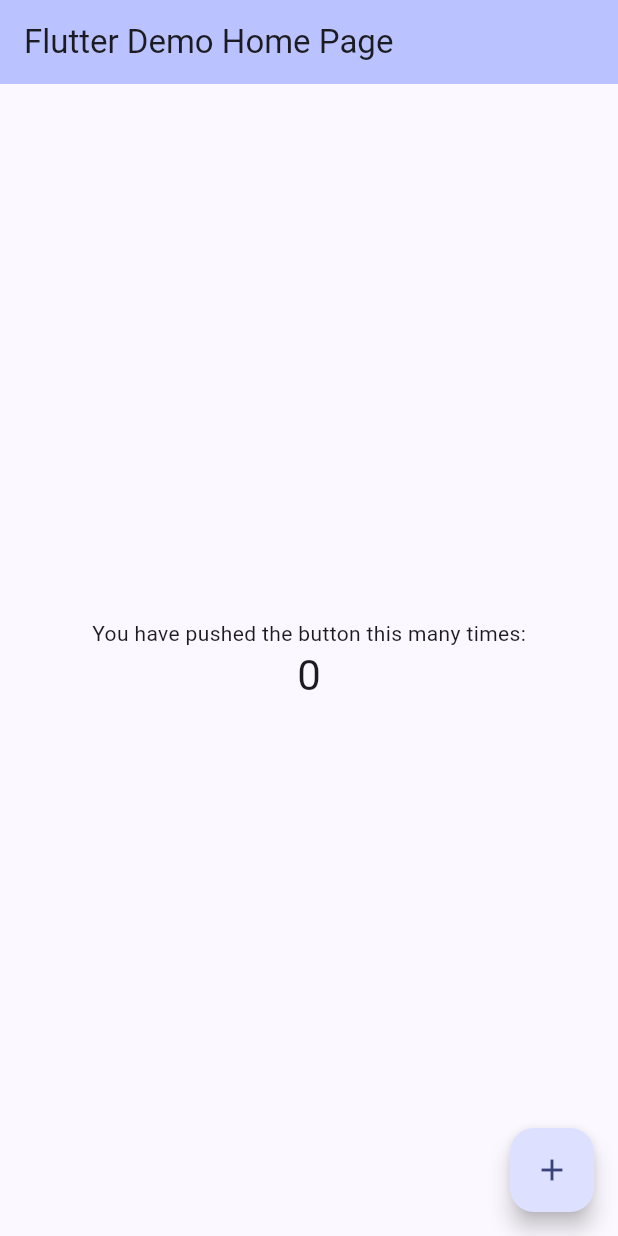
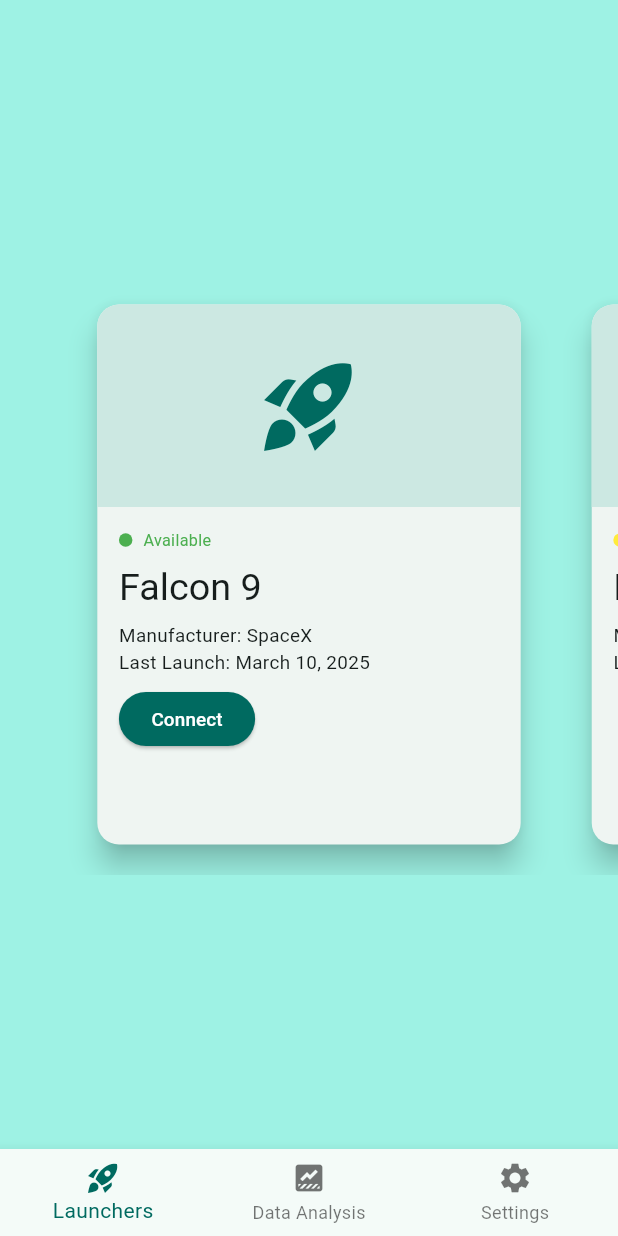
Before and after one commit to carbon-a-rat/skywalker, a Flutter app: the screen it shows after launch, on a phone screen of 412 x 824 dp. Run offline on Flutter 3.47's test engine with Material 3 defaults, Android fonts, the phone set to English and light mode, and no system bars.

Commit message:
feat: add settings and data visualization pages, and implement launcher list with carousel

```diff
--- a/lib/main.dart
+++ b/lib/main.dart
@@ -1,4 +1,7 @@
 import 'package:flutter/material.dart';
+import 'package:skywalker/pages/launcher_list.dart';
+import 'package:skywalker/pages/data_visualization.dart';
+import 'package:skywalker/pages/settings.dart';
 
 void main() {
   runApp(const MyApp());
@@ -13,110 +16,121 @@
     return MaterialApp(
       title: 'Sky Walker',
       theme: ThemeData(
-        // This is the theme of your application.
-        //
-        // TRY THIS: Try running your application with "flutter run". You'll see
-        // the application has a purple toolbar. Then, without quitting the app,
-        // try changing the seedColor in the colorScheme below to Colors.green
-        // and then invoke "hot reload" (save your changes or press the "hot
-        // reload" button in a Flutter-supported IDE, or press "r" if you used
-        // the command line to start the app).
-        //
-        // Notice that the counter didn't reset back to zero; the application
-        // state is not lost during the reload. To reset the state, use hot
-        // restart instead.
-        //
-        // This works for code too, not just values: Most code changes can be
-        // tested with just a hot reload.
-        colorScheme: ColorScheme.fromSeed(seedColor: Colors.indigo),
+        colorScheme: ColorScheme.fromSeed(seedColor: Colors.teal),
       ),
-      home: const MyHomePage(title: 'Flutter Demo Home Page'),
+      home: const MyHomePage(),
     );
   }
 }
 
 class MyHomePage extends StatefulWidget {
-  const MyHomePage({super.key, required this.title});
-
-  // This widget is the home page of your application. It is stateful, meaning
-  // that it has a State object (defined below) that contains fields that affect
-  // how it looks.
-
-  // This class is the configuration for the state. It holds the values (in this
-  // case the title) provided by the parent (in this case the App widget) and
-  // used by the build method of the State. Fields in a Widget subclass are
-  // always marked "final".
-
-  final String title;
+  const MyHomePage({super.key});
 
   @override
   State<MyHomePage> createState() => _MyHomePageState();
 }
 
 class _MyHomePageState extends State<MyHomePage> {
-  int _counter = 0;
-
-  void _incrementCounter() {
-    setState(() {
-      // This call to setState tells the Flutter framework that something has
-      // changed in this State, which causes it to rerun the build method below
-      // so that the display can reflect the updated values. If we changed
-      // _counter without calling setState(), then the build method would not be
-      // called again, and so nothing would appear to happen.
-      _counter++;
-    });
-  }
+  var selectedIndex = 0;
 
   @override
   Widget build(BuildContext context) {
-    // This method is rerun every time setState is called, for instance as done
-    // by the _incrementCounter method above.
-    //
-    // The Flutter framework has been optimized to make rerunning build methods
-    // fast, so that you can just rebuild anything that needs updating rather
-    // than having to individually change instances of widgets.
-    return Scaffold(
-      appBar: AppBar(
-        // TRY THIS: Try changing the color here to a specific color (to
-        // Colors.amber, perhaps?) and trigger a hot reload to see the AppBar
-        // change color while the other colors stay the same.
-        backgroundColor: Theme.of(context).colorScheme.inversePrimary,
-        // Here we take the value from the MyHomePage object that was created by
-        // the App.build method, and use it to set our appbar title.
-        title: Text(widget.title),
-      ),
-      body: Center(
-        // Center is a layout widget. It takes a single child and positions it
-        // in the middle of the parent.
-        child: Column(
-          // Column is also a layout widget. It takes a list of children and
-          // arranges them vertically. By default, it sizes itself to fit its
-          // children horizontally, and tries to be as tall as its parent.
-          //
-          // Column has various properties to control how it sizes itself and
-          // how it positions its children. Here we use mainAxisAlignment to
-          // center the children vertically; the main axis here is the vertical
-          // axis because Columns are vertical (the cross axis would be
-          // horizontal).
-          //
-          // TRY THIS: Invoke "debug painting" (choose the "Toggle Debug Paint"
-          // action in the IDE, or press "p" in the console), to see the
-          // wireframe for each widget.
-          mainAxisAlignment: MainAxisAlignment.center,
-          children: <Widget>[
-            const Text('You have pushed the button this many times:'),
-            Text(
-              '$_counter',
-              style: Theme.of(context).textTheme.headlineMedium,
+    // Define a shared list of navigation items
+    final List<NavigationItem> navigationItems = [
+      NavigationItem(icon: Icons.rocket_launch, label: 'Launchers'),
+      NavigationItem(icon: Icons.data_thresholding, label: 'Data Analysis'),
+      NavigationItem(icon: Icons.settings, label: 'Settings'),
+    ]; // TODO: Move this outside of the build method for better performance (once the list is finalized)
+
+    Widget page;
+    switch (selectedIndex) {
+      case 0:
+        page = LauncherListPage();
+        break;
+      case 1:
+        page = DataVisualizationPage();
+        break;
+      case 2:
+        page = SettingsPage();
+        break;
+      default:
+        throw UnimplementedError('no widget for $selectedIndex');
+    }
+
+    return LayoutBuilder(
+      builder: (context, constraints) {
+        if (constraints.maxWidth >= 600) {
+          // Use NavigationRail for wider screens
+          return Scaffold(
+            body: Row(
+              children: [
+                SafeArea(
+                  child: NavigationRail(
+                    extended: false,
+                    destinations:
+                        navigationItems
+                            .map(
+                              (item) => NavigationRailDestination(
+                                icon: Icon(item.icon),
+                                label: Text(
+                                  item.label,
+                                  style: TextStyle(fontSize: 16),
+                                ),
+                              ),
+                            )
+                            .toList(),
+                    selectedIndex: selectedIndex,
+                    onDestinationSelected: (value) {
+                      setState(() {
+                        selectedIndex = value;
+                      });
+                    },
+                  ),
+                ),
+                Expanded(
+                  child: Container(
+                    color: Theme.of(context).colorScheme.primaryContainer,
+                    child: page,
+                  ),
+                ),
+              ],
             ),
-          ],
-        ),
-      ),
-      floatingActionButton: FloatingActionButton(
-        onPressed: _incrementCounter,
-        tooltip: 'Increment',
-        child: const Icon(Icons.add),
-      ), // This trailing comma makes auto-formatting nicer for build methods.
+          );
+        } else {
+          // Use BottomNavigationBar for narrower screens
+          return Scaffold(
+            body: Container(
+              color: Theme.of(context).colorScheme.primaryContainer,
+              child: page,
+            ),
+            bottomNavigationBar: BottomNavigationBar(
+              currentIndex: selectedIndex,
+              onTap: (value) {
+                setState(() {
+                  selectedIndex = value;
+                });
+              },
+              items:
+                  navigationItems
+                      .map(
+                        (item) => BottomNavigationBarItem(
+                          icon: Icon(item.icon),
+                          label: item.label,
+                        ),
+                      )
+                      .toList(),
+            ),
+          );
+        }
+      },
     );
   }
 }
+
+// Helper class to define navigation items
+class NavigationItem {
+  final IconData icon;
+  final String label;
+
+  NavigationItem({required this.icon, required this.label});
+}
--- /dev/null
+++ b/lib/pages/data_visualization.dart
@@ -0,0 +1,18 @@
+import 'package:flutter/material.dart';
+
+class DataVisualizationPage extends StatelessWidget {
+  const DataVisualizationPage({Key? key});
+
+  @override
+  Widget build(BuildContext context) {
+    return Center(
+      child: Column(
+        mainAxisAlignment: MainAxisAlignment.center,
+        children: const [
+          Icon(Icons.data_thresholding, size: 100),
+          Text('Data Visualization', style: TextStyle(fontSize: 24)),
+        ],
+      ),
+    );
+  }
+}
--- /dev/null
+++ b/lib/pages/launcher_list.dart
@@ -0,0 +1,150 @@
+import 'package:flutter/material.dart';
+
+class LauncherListPage extends StatelessWidget {
+  final List<Map<String, dynamic>> launchers = [
+    {
+      'name': 'Falcon 9',
+      'manufacturer': 'SpaceX',
+      'status': 'Available',
+      'lastLaunch': 'March 10, 2025',
+    },
+    {
+      'name': 'Electron',
+      'manufacturer': 'Rocket Lab',
+      'status': 'Busy',
+      'lastLaunch': 'March 5, 2025',
+    },
+    {
+      'name': 'New Shepard',
+      'manufacturer': 'Blue Origin',
+      'status': 'Offline',
+      'lastLaunch': 'February 20, 2025',
+    },
+  ];
+
+  LauncherListPage({super.key});
+
+  @override
+  Widget build(BuildContext context) {
+    return Center(
+      child: SizedBox(
+        height: 400, // Adjust height for the carousel
+        child: PageView.builder(
+          controller: PageController(
+            viewportFraction: 0.8,
+          ), // Perspective effect
+          itemCount: launchers.length,
+          itemBuilder: (context, index) {
+            final launcher = launchers[index];
+            final statusColor =
+                launcher['status'] == 'Available'
+                    ? Colors.green
+                    : launcher['status'] == 'Busy'
+                    ? Colors.yellow
+                    : Colors.red;
+
+            return Transform.scale(
+              scale: 0.9, // Slight scaling for perspective
+              child: Card(
+                margin: const EdgeInsets.symmetric(horizontal: 8.0),
+                elevation: 8,
+                shape: RoundedRectangleBorder(
+                  borderRadius: BorderRadius.circular(16),
+                ),
+                child: Column(
+                  crossAxisAlignment: CrossAxisAlignment.stretch,
+                  children: [
+                    // Placeholder illustration at the top
+                    Container(
+                      height: 150,
+                      decoration: BoxDecoration(
+                        color:
+                            Theme.of(context)
+                                .colorScheme
+                                .secondaryContainer, // Material Design secondary container color
+                        borderRadius: const BorderRadius.vertical(
+                          top: Radius.circular(16),
+                        ),
+                      ),
+                      child: Center(
+                        child: Icon(
+                          Icons.rocket_launch,
+                          size: 80,
+                          color: Theme.of(context).colorScheme.primary,
+                        ),
+                      ),
+                    ),
+                    Padding(
+                      padding: const EdgeInsets.all(16.0),
+                      child: Column(
+                        crossAxisAlignment: CrossAxisAlignment.start,
+                        children: [
+                          Row(
+                            children: [
+                              // Status color point
+                              Container(
+                                width: 10,
+                                height: 10,
+                                margin: const EdgeInsets.only(right: 8),
+                                decoration: BoxDecoration(
+                                  color:
+                                      statusColor, // Keep dynamic status color
+                                  shape: BoxShape.circle,
+                                ),
+                              ),
+                              // Status text
+                              Text(
+                                launcher['status'],
+                                style: TextStyle(
+                                  color:
+                                      statusColor, // Keep dynamic status color
+                                  fontSize: 12,
+                                ),
+                              ),
+                            ],
+                          ),
+                          const SizedBox(height: 8),
+                          Text(
+                            launcher['name'],
+                            style: Theme.of(context).textTheme.headlineMedium,
+                          ),
+                          const SizedBox(height: 8),
+                          Text(
+                            'Manufacturer: ${launcher['manufacturer']}',
+                            style: Theme.of(context).textTheme.bodyMedium,
+                          ),
+                          Text(
+                            'Last Launch: ${launcher['lastLaunch']}',
+                            style: Theme.of(context).textTheme.bodyMedium,
+                          ),
+                          const SizedBox(height: 8),
+                          if (launcher['status'] == 'Available')
+                            ElevatedButton(
+                              onPressed: () {
+                                // Handle connect action
+                              },
+                              style: ElevatedButton.styleFrom(
+                                backgroundColor:
+                                    Theme.of(
+                                      context,
+                                    ).colorScheme.primary, // Primary color
+                                foregroundColor:
+                                    Theme.of(context)
+                                        .colorScheme
+                                        .onPrimary, // Contrast color for primary
+                              ),
+                              child: const Text('Connect'),
+                            ),
+                        ],
+                      ),
+                    ),
+                  ],
+                ),
+              ),
+            );
+          },
+        ),
+      ),
+    );
+  }
+}
--- /dev/null
+++ b/lib/pages/settings.dart
@@ -0,0 +1,18 @@
+import 'package:flutter/material.dart';
+
+class SettingsPage extends StatelessWidget {
+  const SettingsPage({Key? key});
+
+  @override
+  Widget build(BuildContext context) {
+    return Center(
+      child: Column(
+        mainAxisAlignment: MainAxisAlignment.center,
+        children: const [
+          Icon(Icons.settings, size: 100),
+          Text('Settings', style: TextStyle(fontSize: 24)),
+        ],
+      ),
+    );
+  }
+}
--- a/pubspec.yaml
+++ b/pubspec.yaml
@@ -2,7 +2,7 @@
 description: "A new Flutter project."
 # The following line prevents the package from being accidentally published to
 # pub.dev using `flutter pub publish`. This is preferred for private packages.
-publish_to: 'none' # Remove this line if you wish to publish to pub.dev
+publish_to: "none" # Remove this line if you wish to publish to pub.dev
 
 # The following defines the version and build number for your application.
 # A version number is three numbers separated by dots, like 1.2.43
@@ -34,6 +34,7 @@
   # The following adds the Cupertino Icons font to your application.
   # Use with the CupertinoIcons class for iOS style icons.
   cupertino_icons: ^1.0.8
+  carousel_slider: ^5.0.0
 
 dev_dependencies:
   flutter_test:
@@ -51,7 +52,6 @@
 
 # The following section is specific to Flutter packages.
 flutter:
-
   # The following line ensures that the Material Icons font is
   # included with your application, so that you can use the icons in
   # the material Icons class.
```
Also changed, not shown: pubspec.lock.
